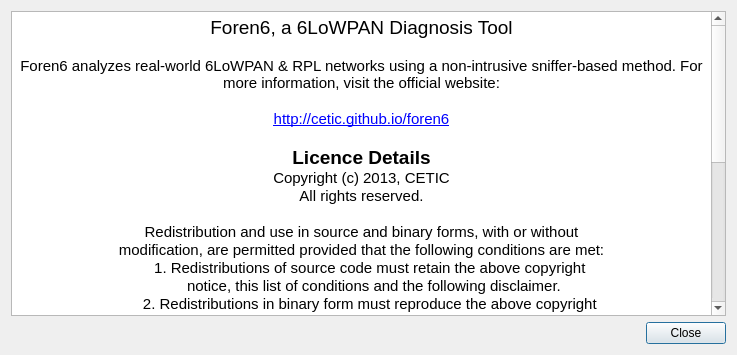
Old version of the form About.ui in the repository cetic/foren6-gui-qt.
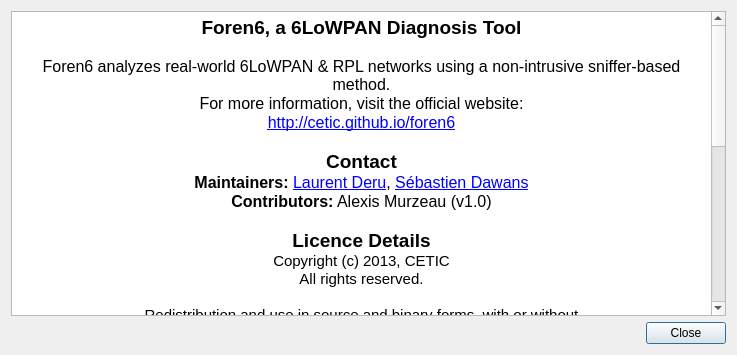
New version of the form.

Commit message: Maintainers & Contributors

Diff of the .ui file:
```diff
--- a/About.ui
+++ b/About.ui
@@ -44,11 +44,15 @@
 &lt;html&gt;&lt;head&gt;&lt;meta name=&quot;qrichtext&quot; content=&quot;1&quot; /&gt;&lt;style type=&quot;text/css&quot;&gt;
 p, li { white-space: pre-wrap; }
 &lt;/style&gt;&lt;/head&gt;&lt;body style=&quot; font-family:'Cantarell'; font-size:11pt; font-weight:400; font-style:normal;&quot;&gt;
-&lt;p align=&quot;center&quot; style=&quot; margin-top:0px; margin-bottom:0px; margin-left:0px; margin-right:0px; -qt-block-indent:0; text-indent:0px;&quot;&gt;&lt;span style=&quot; font-size:14pt;&quot;&gt;Foren6, a 6LoWPAN Diagnosis Tool&lt;/span&gt;&lt;/p&gt;
+&lt;p align=&quot;center&quot; style=&quot; margin-top:0px; margin-bottom:0px; margin-left:0px; margin-right:0px; -qt-block-indent:0; text-indent:0px;&quot;&gt;&lt;span style=&quot; font-size:14pt; font-weight:600;&quot;&gt;Foren6, a 6LoWPAN Diagnosis Tool&lt;/span&gt;&lt;/p&gt;
 &lt;p style=&quot;-qt-paragraph-type:empty; margin-top:0px; margin-bottom:0px; margin-left:0px; margin-right:0px; -qt-block-indent:0; text-indent:0px;&quot;&gt;&lt;br /&gt;&lt;/p&gt;
-&lt;p align=&quot;center&quot; style=&quot; margin-top:0px; margin-bottom:0px; margin-left:0px; margin-right:0px; -qt-block-indent:0; text-indent:0px;&quot;&gt;Foren6 analyzes real-world 6LoWPAN &amp;amp; RPL networks using a non-intrusive sniffer-based method. For more information, visit the official website:&lt;/p&gt;
-&lt;p align=&quot;center&quot; style=&quot;-qt-paragraph-type:empty; margin-top:0px; margin-bottom:0px; margin-left:0px; margin-right:0px; -qt-block-indent:0; text-indent:0px;&quot;&gt;&lt;br /&gt;&lt;/p&gt;
-&lt;p align=&quot;center&quot; style=&quot; margin-top:0px; margin-bottom:0px; margin-left:0px; margin-right:0px; -qt-block-indent:0; text-indent:0px;&quot;&gt;&lt;a href=&quot;http://cetic.github.io/foren6&quot;&gt;&lt;span style=&quot; text-decoration: underline; color:#0000ff;&quot;&gt;http://cetic.github.io/foren6&lt;/span&gt;&lt;/a&gt;&lt;/p&gt;
+&lt;p align=&quot;center&quot; style=&quot; margin-top:0px; margin-bottom:0px; margin-left:0px; margin-right:0px; -qt-block-indent:0; text-indent:0px;&quot;&gt;&lt;span style=&quot; font-size:12pt;&quot;&gt;Foren6 analyzes real-world 6LoWPAN &amp;amp; RPL networks using a non-intrusive sniffer-based method.&lt;/span&gt;&lt;/p&gt;
+&lt;p align=&quot;center&quot; style=&quot; margin-top:0px; margin-bottom:0px; margin-left:0px; margin-right:0px; -qt-block-indent:0; text-indent:0px;&quot;&gt;&lt;span style=&quot; font-size:12pt;&quot;&gt;For more information, visit the official website:&lt;/span&gt;&lt;/p&gt;
+&lt;p align=&quot;center&quot; style=&quot; margin-top:0px; margin-bottom:0px; margin-left:0px; margin-right:0px; -qt-block-indent:0; text-indent:0px;&quot;&gt;&lt;a href=&quot;http://cetic.github.io/foren6&quot;&gt;&lt;span style=&quot; font-size:12pt; text-decoration: underline; color:#0000ff;&quot;&gt;http://cetic.github.io/foren6&lt;/span&gt;&lt;/a&gt;&lt;/p&gt;
+&lt;p style=&quot;-qt-paragraph-type:empty; margin-top:0px; margin-bottom:0px; margin-left:0px; margin-right:0px; -qt-block-indent:0; text-indent:0px;&quot;&gt;&lt;br /&gt;&lt;/p&gt;
+&lt;p align=&quot;center&quot; style=&quot; margin-top:0px; margin-bottom:0px; margin-left:0px; margin-right:0px; -qt-block-indent:0; text-indent:0px;&quot;&gt;&lt;span style=&quot; font-size:14pt; font-weight:600;&quot;&gt;Contact&lt;/span&gt;&lt;/p&gt;
+&lt;p align=&quot;center&quot; style=&quot; margin-top:0px; margin-bottom:0px; margin-left:0px; margin-right:0px; -qt-block-indent:0; text-indent:0px;&quot;&gt;&lt;span style=&quot; font-size:12pt; font-weight:600;&quot;&gt;Maintainers: &lt;/span&gt;&lt;a href=&quot;mailto:laurent.deru@cetic.be?subject=Foren6 inquiry: - &quot;&gt;&lt;span style=&quot; font-size:12pt; text-decoration: underline; color:#0000ff;&quot;&gt;Laurent Deru&lt;/span&gt;&lt;/a&gt;&lt;span style=&quot; font-size:12pt;&quot;&gt;, &lt;/span&gt;&lt;a href=&quot;mailto:sebastien.dawans@cetic.be?subject=Foren6 inquiry: - &quot;&gt;&lt;span style=&quot; font-size:12pt; text-decoration: underline; color:#0000ff;&quot;&gt;Sébastien Dawans&lt;/span&gt;&lt;/a&gt;&lt;/p&gt;
+&lt;p align=&quot;center&quot; style=&quot; margin-top:0px; margin-bottom:0px; margin-left:0px; margin-right:0px; -qt-block-indent:0; text-indent:0px;&quot;&gt;&lt;span style=&quot; font-size:12pt; font-weight:600;&quot;&gt;Contributors:&lt;/span&gt;&lt;span style=&quot; font-size:12pt;&quot;&gt; Alexis Murzeau (v1.0)&lt;/span&gt;&lt;/p&gt;
 &lt;p style=&quot;-qt-paragraph-type:empty; margin-top:0px; margin-bottom:0px; margin-left:0px; margin-right:0px; -qt-block-indent:0; text-indent:0px;&quot;&gt;&lt;br /&gt;&lt;/p&gt;
 &lt;p align=&quot;center&quot; style=&quot; margin-top:0px; margin-bottom:0px; margin-left:0px; margin-right:0px; -qt-block-indent:0; text-indent:0px;&quot;&gt;&lt;span style=&quot; font-size:14pt; font-weight:600;&quot;&gt;Licence Details&lt;/span&gt;&lt;/p&gt;
 &lt;p align=&quot;center&quot; style=&quot; margin-top:0px; margin-bottom:0px; margin-left:0px; margin-right:0px; -qt-block-indent:0; text-indent:0px;&quot;&gt;Copyright (c) 2013, CETIC&lt;/p&gt;
```
